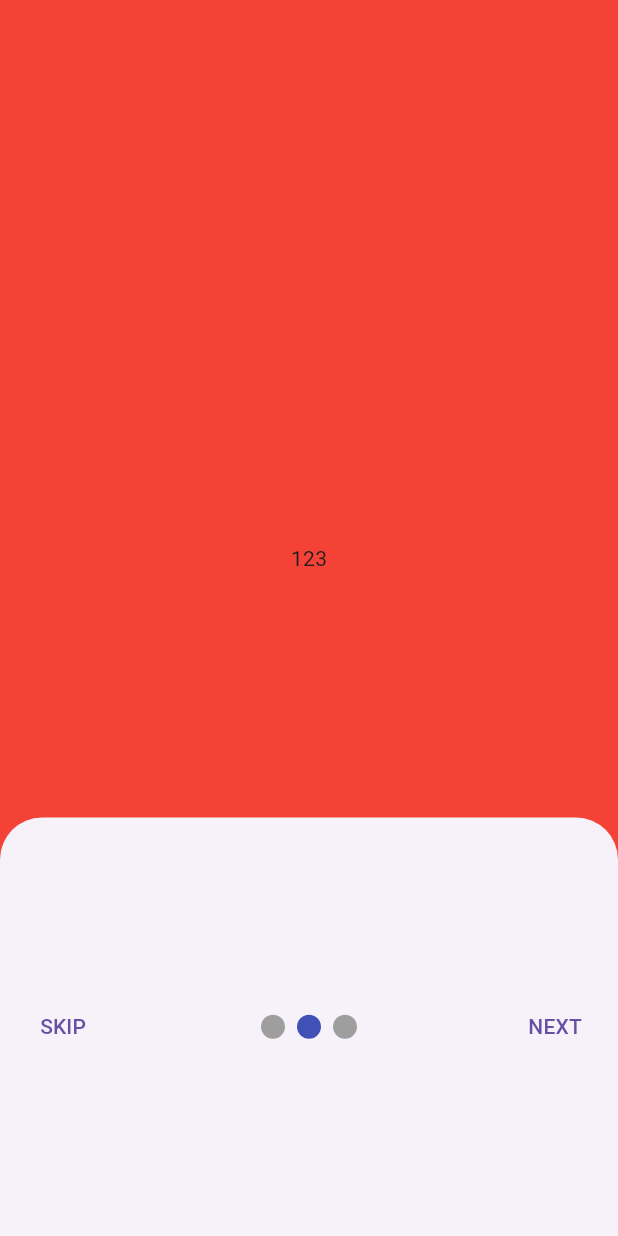
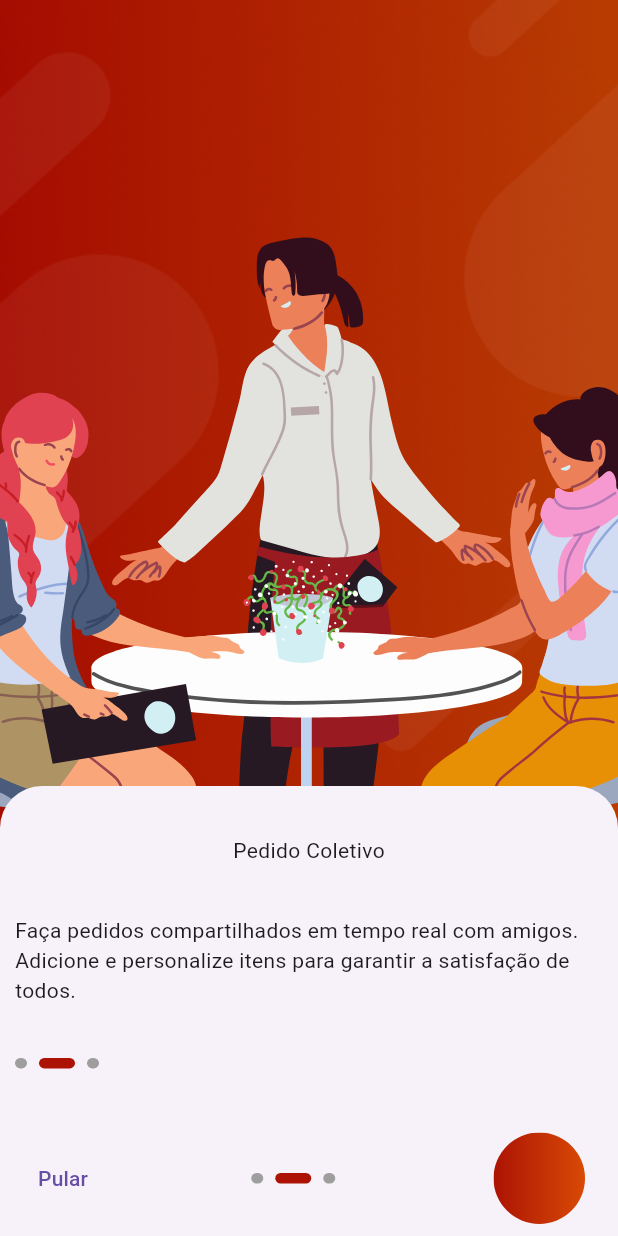
Before and after one commit to LucaOliveiraOP/rach_aqui, a Flutter app: the screen it shows after launch, swiped to page 2, on a phone screen of 412 x 824 dp. Run offline on Flutter 3.47's test engine with Material 3 defaults, Android fonts, the phone set to English and light mode, and no system bars; drawn by our look-alikes of smooth_page_indicator; our stand-ins replace flutter_svg.

Commit message:
feat: onBordingscreen.

```diff
--- a/lib/main.dart
+++ b/lib/main.dart
@@ -1,8 +1,14 @@
 import 'package:flutter/material.dart';
 import 'package:rach_aqui_project/onboarding.dart';
+import 'package:flutter/services.dart';
 
 void main() {
-  runApp(const MainApp());
+  WidgetsFlutterBinding.ensureInitialized();
+  SystemChrome.setPreferredOrientations([
+    DeviceOrientation.portraitUp,
+  ]).then((_) {
+    runApp(const MainApp());
+  });
 }
 
 class MainApp extends StatelessWidget {
@@ -15,7 +21,7 @@ class MainApp extends StatelessWidget {
       theme: ThemeData(
         primarySwatch: Colors.deepOrange,
       ),
-      home: Onbording(),
+      home: const Onbording(),
     );
   }
 }
--- a/lib/onboarding.dart
+++ b/lib/onboarding.dart
@@ -1,8 +1,5 @@
 import 'package:flutter/material.dart';
-import 'package:rach_aqui_project/bordingwidget.dart';
-// import 'package:rach_aqui_project/intro_screens/intro_page_1.dart';
-// import 'package:rach_aqui_project/intro_screens/intro_page_2.dart';
-// import 'package:rach_aqui_project/intro_screens/intro_page_3.dart';
+import 'package:flutter_svg/svg.dart';
 import 'package:smooth_page_indicator/smooth_page_indicator.dart';
 
 class Onbording extends StatefulWidget {
@@ -14,6 +11,19 @@ class Onbording extends StatefulWidget {
 
 class _OnbordingState extends State<Onbording> {
   final PageController _controller = PageController();
+  late double _paginaAtual;
+  bool isLastPage = false;
+  String _titulo = 'Seja Bem vindo(a)!';
+  String _texto =
+      'Com o RachAqui, divida a conta com os amigos sem estresse. Calcule facilemente o valor que cada um deve pagar.';
+
+  @override
+  void initState() {
+    super.initState();
+    _paginaAtual = _controller.initialPage.toDouble();
+    _controller.addListener(_onPageChanged);
+    atualizarTextoDoCampo();
+  }
 
   @override
   void dispose() {
@@ -21,60 +31,164 @@ class _OnbordingState extends State<Onbording> {
     super.dispose();
   }
 
+  void _onPageChanged() {
+    setState(() {
+      _paginaAtual = _controller.page!;
+      isLastPage = _paginaAtual == _controller.viewportFraction - 1;
+      atualizarTextoDoCampo();
+      atualizarTextoDoTitulo();
+    });
+  }
+
+  void atualizarTextoDoTitulo() {
+    if (_paginaAtual == 0) {
+      setState(() {
+        _titulo = 'Seja Bem Vindo(a)!';
+      });
+    } else if (_paginaAtual == 1) {
+      setState(() {
+        _titulo = 'Pedido Coletivo';
+      });
+    } else if (_paginaAtual == 2) {
+      setState(() {
+        _titulo = 'Divisão Automática';
+      });
+    } else {
+      setState(() {
+        _titulo = '';
+      });
+    }
+  }
+
+  void atualizarTextoDoCampo() {
+    if (_paginaAtual == 0) {
+      setState(() {
+        _texto =
+            'Com o RachAqui, divida a conta com os amigos sem estresse. Calcule facilemente o valor que cada um deve pagar.';
+      });
+    } else if (_paginaAtual == 1) {
+      setState(() {
+        _texto =
+            'Faça pedidos compartilhados em tempo real com amigos. Adicione e personalize itens para garantir a satisfação de todos.';
+      });
+    } else if (_paginaAtual == 2) {
+      setState(() {
+        _texto =
+            'Calcule automaticamente a parte de cada pessoa na conta. Elimine conflitos e discussões sobre a divisão da conta.';
+      });
+    } else {
+      setState(() {
+        _texto = '';
+      });
+    }
+  }
+
   @override
   Widget build(BuildContext context) {
     return Scaffold(
       body: Container(
-        padding: const EdgeInsets.only(bottom: 80),
+        padding: const EdgeInsets.only(bottom: 0),
         child: PageView(
           controller: _controller,
           children: [
-            ImageOverlayWidget(
-                backgroundImage: 'assets/images/fundo1.svg',
-                overlayImage: 'assets/images/Group1.png'),
+            Stack(
+              children: [
                 Container(
-              color: Colors.red,
-              child: const Center(
-                child: Text('123'),
+                  decoration: const BoxDecoration(
+                    image: DecorationImage(
+                      image: AssetImage('assets/images/fundo1.png'),
+                      fit: BoxFit.cover,
                     ),
                   ),
+                  constraints: const BoxConstraints.expand(),
+                  child: Padding(
+                      padding: const EdgeInsets.only(bottom: 100.0),
+                      child: SvgPicture.asset('assets/images/Group1.svg')),
+                )
+              ],
+            ),
             Container(
-              color: Colors.blue,
-              child: const Center(
-                child: Text('123'),
+              decoration: const BoxDecoration(
+                image: DecorationImage(
+                  image: AssetImage('assets/images/fundo2.png'),
+                  fit: BoxFit.cover,
                 ),
               ),
+              constraints: const BoxConstraints.expand(),
+              child: Padding(
+                  padding: const EdgeInsets.only(bottom: 20.0),
+                  child: SvgPicture.asset('assets/images/Group2.svg')),
+            ),
             Container(
-              color: Colors.green,
-              child: const Center(
-                child: Text('123'),
+              decoration: const BoxDecoration(
+                image: DecorationImage(
+                  image: AssetImage('assets/images/fundo3.png'),
+                  fit: BoxFit.cover,
                 ),
               ),
+              constraints: const BoxConstraints.expand(),
+              child: Padding(
+                  padding: const EdgeInsets.only(bottom: 20.0),
+                  child: SvgPicture.asset('assets/images/Group3.svg')),
+            )
           ],
         ),
       ),
       bottomSheet: Container(
         padding: const EdgeInsets.symmetric(horizontal: 10),
-        height: 279,
+        height: 300,
         child: ClipRRect(
           borderRadius: BorderRadius.circular(20.0),
-          child: Row(
+          child: Column(
             mainAxisAlignment: MainAxisAlignment.spaceBetween,
             children: [
-              TextButton(
-                  onPressed: () => _controller.jumpToPage(2),
-                  child: const Text('SKIP')),
+              const SizedBox(
+                width: 10,
+              ),
+              Text(_titulo),
+              Text(_texto),
+              Row(
+                children: [
+                  const SizedBox(
+                    height: 10,
+                  ),
                   Center(
                     child: SmoothPageIndicator(
                       controller: _controller,
                       count: 3,
+                      effect: const ExpandingDotsEffect(
+                          dotHeight: 7,
+                          dotWidth: 8,
+                          activeDotColor: Color(0xFFAC1304)),
+                    ),
+                  ),
+                  const SizedBox(
+                    height: 10,
+                  ),
+                ],
+              ),
+              Row(mainAxisAlignment: MainAxisAlignment.spaceBetween, children: [
+                TextButton(
+                  onPressed: () => _controller.jumpToPage(2),
+                  child: const Text('Pular'),
+                ),
+                Center(
+                  child: SmoothPageIndicator(
+                    controller: _controller,
+                    count: 3,
+                    effect: const ExpandingDotsEffect(
+                        dotHeight: 7,
+                        dotWidth: 8,
+                        activeDotColor: Color(0xFFAC1304)),
                   ),
                 ),
                 TextButton(
                   onPressed: () => _controller.nextPage(
-                      duration: const Duration(milliseconds: 500),
+                      duration: const Duration(milliseconds: 400),
                       curve: Curves.easeInOut),
-                  child: const Text('NEXT')),
+                  child: SvgPicture.asset('assets/images/circuloseta3.svg'),
+                ),
+              ]),
             ],
           ),
         ),
--- a/pubspec.yaml
+++ b/pubspec.yaml
@@ -19,6 +19,7 @@ dependencies:
   cloud_firestore: ^4.15.5
   smooth_page_indicator: ^1.0.2
   flutter_svg: ^2.0.4
+  carousel_slider: ^4.2.1
 
 dev_dependencies:
   flutter_test:
```
Also changed, not shown: assets/images/Group1.png (deleted), assets/images/Group1.svg (added), assets/images/Group2.png (deleted), assets/images/Group2.svg (added), assets/images/Group3.png (deleted), assets/images/Group3.svg (added), assets/images/circuloseta.png (added), assets/images/circuloseta2.png (added), assets/images/circuloseta3.svg (added), assets/images/fundo1.png (added), assets/images/fundo1.svg (deleted), assets/images/fundo2.png (added), assets/images/fundo2.svg (deleted), assets/images/fundo3.png (added), 1 more files. Lines whose indentation alone changed are shown as unchanged.
